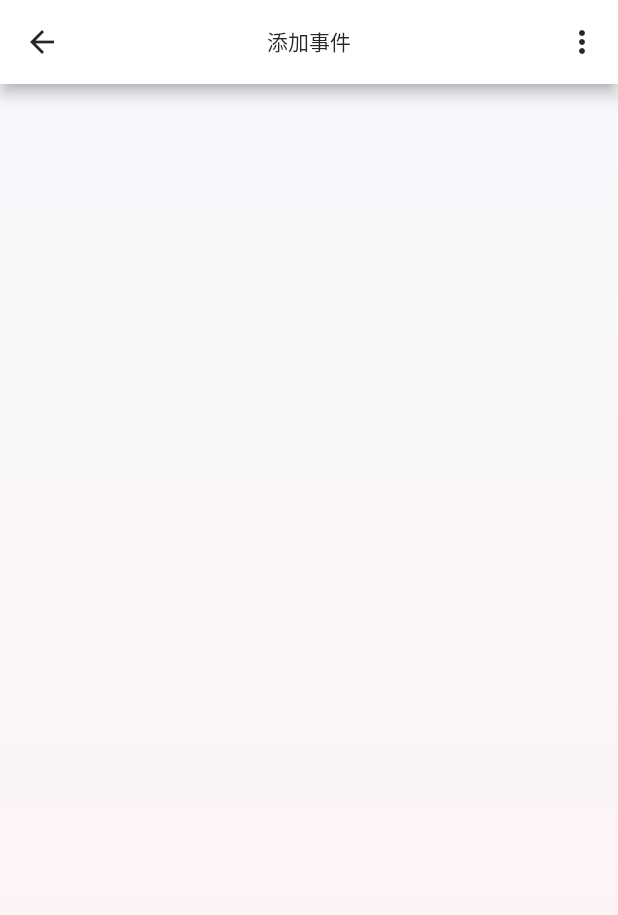
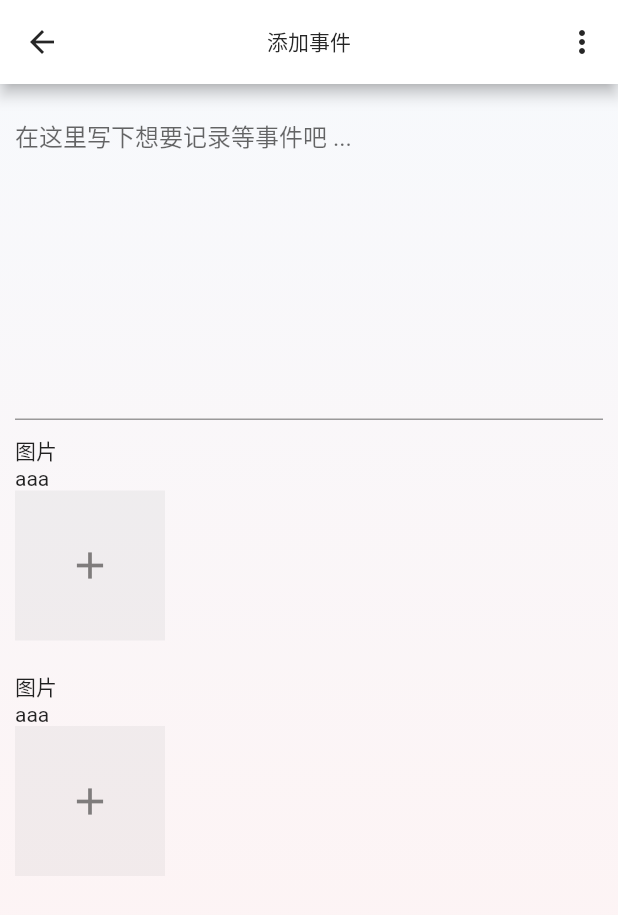
Before and after one commit to qinglongs/flutter-xiaomin, a Flutter app: the AddNote screen opened by its route, on a phone screen of 412 x 824 dp. Shown: the top 915 px of the screen. Run offline on Flutter 3.47's test engine with Material 2 defaults, Android fonts, the phone set to English and light mode, and no system bars; our stand-ins replace flutter_svg.

Commit message:
feat: 准备封装图片上传组件

```diff
--- /dev/null
+++ b/lib/components/upload_img/upload_img.dart
@@ -0,0 +1,35 @@
+import 'package:flutter/material.dart';
+
+class UploadImage extends StatefulWidget {
+  const UploadImage({Key? key}) : super(key: key);
+  @override
+  UploadImageState  createState() {
+    return UploadImageState();
+  }
+}
+
+class UploadImageState extends State<UploadImage> {
+
+  @override
+  Widget build(BuildContext context) {
+    // TODO: implement build
+    return Column(
+      crossAxisAlignment: CrossAxisAlignment.start,
+      children: [
+        Text('aaa'),
+        Container(
+          width: 100,
+          height: 100,
+          color: const Color.fromRGBO(196, 196, 196, 0.2),
+          child: const Center(
+            child: Icon(
+              Icons.add,
+              size: 30,
+              color: Color.fromRGBO(127, 124, 124, 1),
+            ),
+          ),
+        )
+      ],
+    );
+  }
+}
--- a/lib/pages/notepad/add_note/add_note.dart
+++ b/lib/pages/notepad/add_note/add_note.dart
@@ -1,11 +1,13 @@
 import 'package:flutter/cupertino.dart';
 import 'package:flutter/material.dart';
+import 'package:flutter_xiaomin/components/upload_img/upload_img.dart';
 
 class AddNote extends StatelessWidget {
   const AddNote({Key? key}) : super(key: key);
 
   @override
   Widget build(BuildContext context) {
+    final size = MediaQuery.of(context).size;
     // TODO: implement build
     return Scaffold(
       appBar: AppBar(
@@ -24,6 +26,7 @@ class AddNote extends StatelessWidget {
         ],
       ),
       body: Container(
+        padding: const EdgeInsets.all(10),
         decoration: const BoxDecoration(
             gradient: LinearGradient(
           colors: [
@@ -33,10 +36,40 @@ class AddNote extends StatelessWidget {
           begin: Alignment.topCenter,
           end: Alignment.bottomCenter,
         )),
-        width: 1000,
-        height: 1000,
+        width: size.width,
+        height: size.height,
         child: Column(
-          children: [],
+          crossAxisAlignment: CrossAxisAlignment.start,
+          children: [
+            const TextField(
+              maxLines: 10,
+              decoration: InputDecoration(
+                hintText: "在这里写下想要记录等事件吧 ...",
+              ),
+            ),
+            Container(
+                padding: const EdgeInsets.only(top: 10, bottom: 10),
+                child: Column(
+                  crossAxisAlignment: CrossAxisAlignment.start,
+                  children: const [
+                    Text(
+                      '图片',
+                    ),
+                    UploadImage(),
+                  ],
+                )),
+            Container(
+                padding: const EdgeInsets.only(top: 10, bottom: 10),
+                child: Column(
+                  crossAxisAlignment: CrossAxisAlignment.start,
+                  children: const [
+                    Text(
+                      '图片',
+                    ),
+                    UploadImage(),
+                  ],
+                )),
+          ],
         ),
       ),
     );
```
